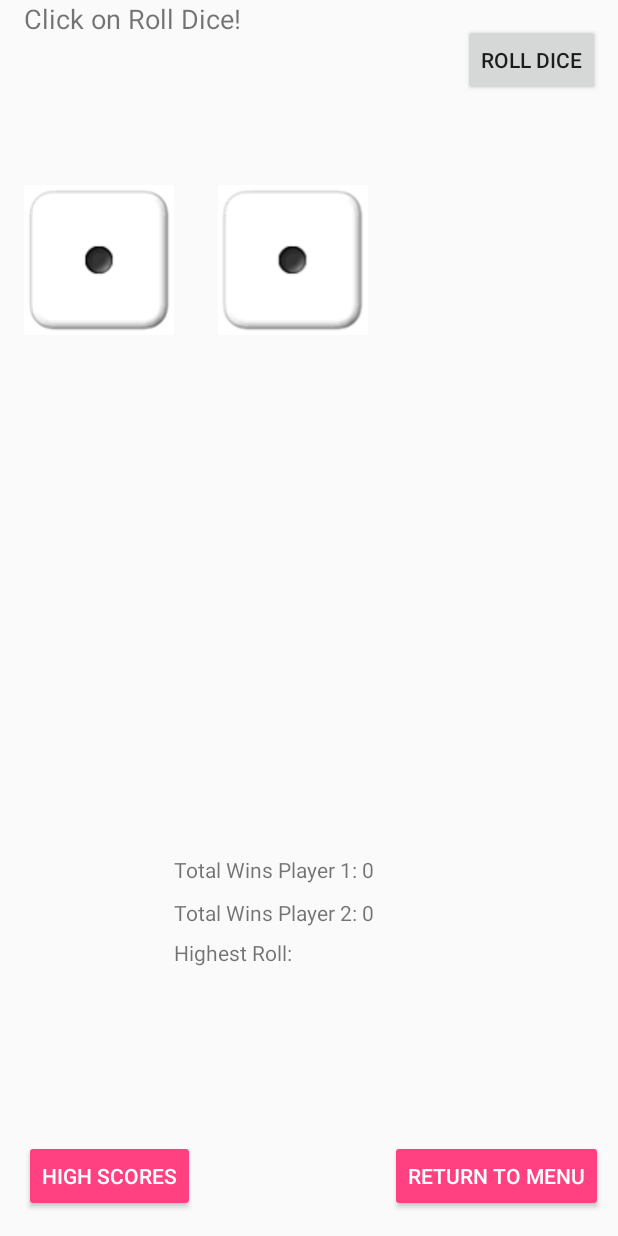
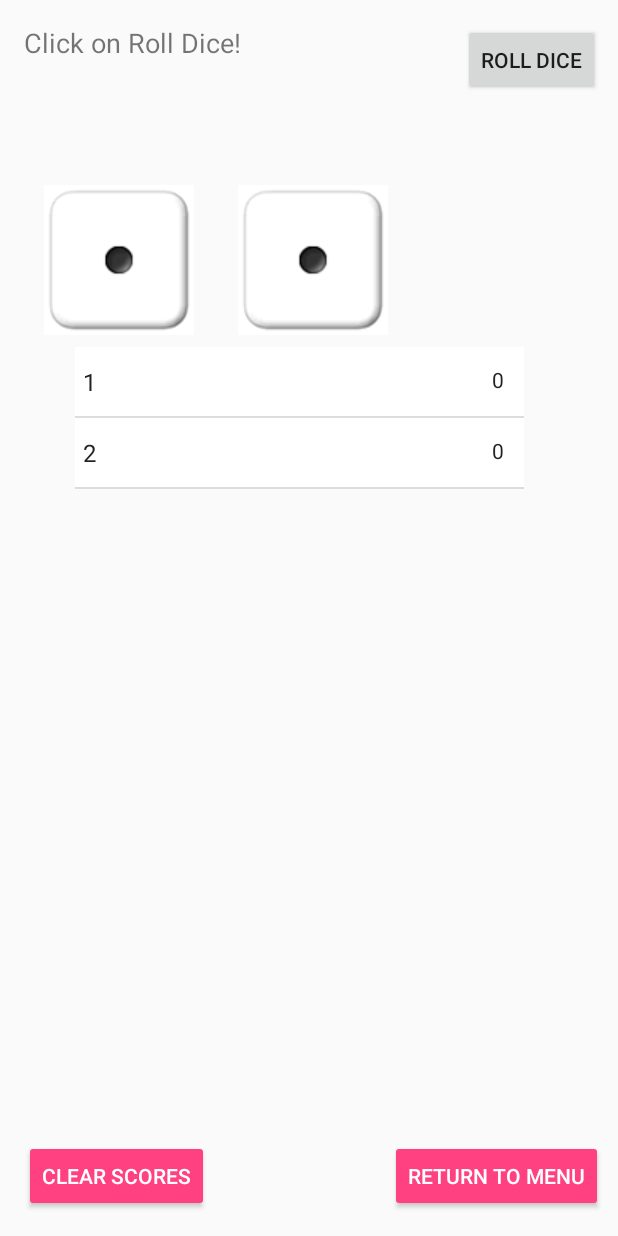
Before and after one commit to RyanBiggs/android-dice-game, an Android app: the screen it shows after launch (GameActivity), after a tap on "START GAME", on a phone screen of 412 x 824 dp. Run offline under Robolectric (Android 15) with nearby library versions, the phone set to English and light mode, and no system bars.

Commit message:
Inserted Database - List View breaks on update

```diff
--- /dev/null
+++ b/DiceGame/app/src/main/java/com/ryantryanb/coursework2_6048/dicegame/DiceSQLiteOpenHelper.java
@@ -0,0 +1,63 @@
+package com.ryantryanb.coursework2_6048.dicegame;
+
+import android.content.ContentValues;
+import android.content.Context;
+import android.database.Cursor;
+import android.database.sqlite.SQLiteDatabase;
+import android.database.sqlite.SQLiteOpenHelper;
+
+import com.ryantryanb.coursework2_6048.dicegame.model.Scores;
+
+import java.util.LinkedList;
+import java.util.List;
+
+/**
+ * SQLite Database Helper Class
+ */
+
+public class DiceSQLiteOpenHelper extends SQLiteOpenHelper {
+    private static final int DATABASE_VERSION = 1;
+    private static final String DATABASE_NAME = "ScoreBoard";
+
+    public DiceSQLiteOpenHelper(Context context) {
+        super(context, DATABASE_NAME, null, DATABASE_VERSION);
+    }
+
+    @Override
+    public void onCreate(SQLiteDatabase myDB) {
+        myDB.execSQL("CREATE TABLE IF NOT EXISTS scores (player TEXT, score INT)");    // if it crashes get rid of if not exists
+    }
+
+    @Override
+    public void onUpgrade(SQLiteDatabase myDB, int oldVersion, int newVersion) {
+        myDB.execSQL("DROP TABLE IF EXISTS scores");
+    }
+
+    public List<Scores> getScores() {
+        SQLiteDatabase myDB = this.getReadableDatabase();
+
+        List<Scores> scores = new LinkedList<Scores>();
+
+        Cursor c = myDB.rawQuery("SELECT * FROM scores", null);
+
+        while (c.moveToNext()) {
+            scores.add(new Scores(c.getString(0), c.getInt(1)));
+        }
+
+        return scores;
+    }
+
+    public void insertScores(Scores scores) {
+        SQLiteDatabase myDB = this.getWritableDatabase();
+
+        ContentValues cv = new ContentValues();
+
+        cv.put("player", scores.getPlayer());
+        cv.put("score", scores.getScore());
+
+        myDB.insert("scores", null, cv);
+        myDB.close();
+    }
+
+
+}
--- a/DiceGame/app/src/main/java/com/ryantryanb/coursework2_6048/dicegame/GameActivity.java
+++ b/DiceGame/app/src/main/java/com/ryantryanb/coursework2_6048/dicegame/GameActivity.java
@@ -2,7 +2,8 @@ package com.ryantryanb.coursework2_6048.dicegame;
 
 import android.animation.AnimatorSet;
 import android.animation.ObjectAnimator;
-import android.content.Intent;
+import android.database.Cursor;
+import android.database.sqlite.SQLiteDatabase;
 import android.graphics.drawable.Drawable;
 import android.support.v7.app.AppCompatActivity;
 import android.os.Bundle;
@@ -11,16 +12,27 @@ import android.view.animation.Animation;
 import android.view.animation.AnimationUtils;
 import android.widget.Button;
 import android.widget.ImageView;
+import android.widget.ListView;
 import android.widget.TextView;
 
+
+import com.ryantryanb.coursework2_6048.dicegame.adapter.CustomListAdapter;
+import com.ryantryanb.coursework2_6048.dicegame.model.Scores;
+
+import java.util.ArrayList;
+import java.util.LinkedList;
+import java.util.List;
 import java.util.Random;
 
 public class GameActivity extends AppCompatActivity
 {
     public static final Random RANDOM = new Random();
-
+    private DiceSQLiteOpenHelper dsoh;
+    private List<Scores> scoresList = new ArrayList<Scores>();
+    private ListView listView;
+    private CustomListAdapter adapter;
     private Button rollDice;
-    private Button highScores;
+    private Button clearScores;
     private Button returnToMenu;
 
     private ImageView diceImage1;
@@ -30,17 +42,11 @@ public class GameActivity extends AppCompatActivity
 
     private static int player = 1;
 
-    // TODO
-    //************************
-    // SET UP FOR HIGH SCORES
-    //************************
-    private TextView highScoresTest1;
-    private TextView highScoresTest2;
-    private TextView highestRollText;
-    private int totalWinsPlayer1;
-    private int TotalWinsPlayer2;
+
+
     private int currentRoll = 0;
     private int highestRoll = 0;
+
     //************************
 
     public static int randomDiceValue()
@@ -48,13 +54,27 @@ public class GameActivity extends AppCompatActivity
         return RANDOM.nextInt(6) + 1;
     }
 
+
+
     @Override
     protected void onCreate(Bundle savedInstanceState)
     {
         super.onCreate(savedInstanceState);
         setContentView(R.layout.activity_game);
+        //****************
+        //Insert data into columns
+        dsoh = new DiceSQLiteOpenHelper(this);
 
-        highScores = findViewById(R.id.btHighScores);
+        if(dsoh.getScores().size() == 0) {
+            dsoh.insertScores(new Scores("1", 0));
+            dsoh.insertScores(new Scores("2", 0));
+        }
+        //*******************
+
+
+        setupList();
+
+        clearScores = findViewById(R.id.btClearScores);
         returnToMenu = findViewById(R.id.btReturnMenu);
         rollDice = findViewById(R.id.btRollDice);
 
@@ -62,34 +82,40 @@ public class GameActivity extends AppCompatActivity
         diceImage2 = findViewById(R.id.diceImage2);
         textDisplay = findViewById(R.id.textDisplay);
 
-        // TODO
-        //************************
-        // SET UP FOR HIGH SCORES
-        //************************
-        highScoresTest1 = findViewById(R.id.highScoresTest1);
-        highScoresTest2 = findViewById(R.id.highScoresTest2);
-        highestRollText = findViewById(R.id.highestRollText);
+        //*****************************
+
+
+
+
         //************************
 
-        onClickHighScores();
+        //onClickHighScores();
         onClickReturnMenu();
         onClickRollDice();
     }
 
+
+    protected void onResume() {
+        super.onResume();
+
+        if (listView!= null) {
+            listView.invalidateViews();
+        }
+        adapter.notifyDataSetChanged();
+    }
+//todo add clear score functionality********* Need to remove the high score activity (not sure why i havent yet tbh), sort out the button name and stuff too, last thing on my list!
+
     //***********************************************
     // On click event handler for high scores button
     //***********************************************
-    private void onClickHighScores()
-    {
-        highScores.setOnClickListener(new View.OnClickListener()
-        {
-            @Override
-            public void onClick(View view)
-            {
-                launchHighScoresActivity();
-            }
-        });
-    }
+  // private void onClickHighScores()
+  // {
+  //     highScores.setOnClickListener(new View.OnClickListener()
+  //     {
+  //         @Override
+  //
+  //     });
+  // }
 
     //**************************************************
     // On click event handler for return to menu button
@@ -122,14 +148,43 @@ public class GameActivity extends AppCompatActivity
         });
     }
 
-    //*******************************************
-    // Intent for changing to HighScoresActivity
-    //*******************************************
-    private void launchHighScoresActivity()
-    {
-        Intent intent = new Intent(this, HighScoresActivity.class);
-        startActivity(intent);
+    //Update player one score upon win
+    //fixme It makes the list disappear when they win, need to fix
+    public void playerOneWins() {
+
+        SQLiteDatabase myDB = dsoh.getWritableDatabase();
+
+        myDB.execSQL("UPDATE scores SET score = score + 1 WHERE player = 1");
+
+        myDB.close();
+        adapter.refreshList(scoresList);
+
     }
+
+    //Populate the listView
+    public void setupList() {
+        listView = (ListView) findViewById(R.id.list);
+        adapter = new CustomListAdapter(this, scoresList);
+        listView.setAdapter(adapter);
+
+        SQLiteDatabase myDB = dsoh.getReadableDatabase();
+
+        Cursor cursor = myDB.rawQuery("SELECT * FROM scores", null);
+
+        if (cursor.moveToFirst()) {
+
+            while (!cursor.isAfterLast()) {
+                Scores scores = new Scores();
+                scores.setPlayer(cursor.getString(0));
+                scores.setScore(cursor.getInt(1));
+
+                scoresList.add(scores);
+                cursor.moveToNext();
+            }
+        }
+        adapter.notifyDataSetChanged();
+    }
+
 
     //*************************************
     // Handles functionality for dice game
@@ -315,38 +370,25 @@ public class GameActivity extends AppCompatActivity
 
             //TODO: Wait for 150 milliseconds
 
-            // TODO
-            //************************
-            // SET UP FOR HIGH SCORES
-            //************************
-            if ((dice1 + dice2) > currentRoll)
-            {
-                highestRoll = dice1 + dice2;
-            }
+            // TODO making it so it increments the score when a win occurs
 
-            currentRoll = dice1 + dice2;
+                if ((dice1 + dice2) > currentRoll) {
+                    highestRoll = dice1 + dice2;
+                }
 
-            if (player == 1)
-            {
-                totalWinsPlayer1++;
+                currentRoll = dice1 + dice2;
 
-                highScoresTest1.setText("Total Wins Player 1: " + totalWinsPlayer1);
+                if (player == 1) {
 
-                if (highestRoll >= currentRoll)
-                {
-                    highestRollText.setText("Highest Roll: " + highestRoll + ". By Player 1");
+                    playerOneWins();
+
+
                 }
-            }
-            else {
-                TotalWinsPlayer2++;
-
-                highScoresTest2.setText("Total Wins Player 2: " + TotalWinsPlayer2);
-
-                if (highestRoll >= currentRoll)
-                {
-                    highestRollText.setText("Highest Roll: " + highestRoll + ". By Player 2");
+                else {
+                    //todo player 2 win
+                    //player 1 for testing purposes for now
+                    playerOneWins();
                 }
-            }
         }
     }
 }
--- a/DiceGame/app/src/main/java/com/ryantryanb/coursework2_6048/dicegame/HighScoresActivity.java
+++ b/DiceGame/app/src/main/java/com/ryantryanb/coursework2_6048/dicegame/HighScoresActivity.java
@@ -4,7 +4,7 @@ import android.support.v7.app.AppCompatActivity;
 import android.os.Bundle;
 import android.view.View;
 import android.widget.Button;
-
+//todo remove this activity
 public class HighScoresActivity extends AppCompatActivity
 {
     private Button rtn;
--- /dev/null
+++ b/DiceGame/app/src/main/java/com/ryantryanb/coursework2_6048/dicegame/adapter/CustomListAdapter.java
@@ -0,0 +1,91 @@
+package com.ryantryanb.coursework2_6048.dicegame.adapter;
+
+import android.content.Context;
+import android.view.LayoutInflater;
+import android.view.View;
+import android.view.ViewGroup;
+import android.widget.BaseAdapter;
+import android.widget.TextView;
+
+import com.ryantryanb.coursework2_6048.dicegame.R;
+import com.ryantryanb.coursework2_6048.dicegame.model.Scores;
+
+import java.util.List;
+
+/**
+ * Custom List Adapter for GameActivity List View
+ */
+
+
+
+public class CustomListAdapter extends BaseAdapter {
+
+    private Context mContext;
+    private LayoutInflater inflater;
+    private List<Scores> scoresScores;
+
+
+
+    public CustomListAdapter(Context context, List<Scores> scoresScores) {
+        this.mContext = context;
+        this.scoresScores = scoresScores;
+
+    }
+
+    @Override
+    public int getCount() {
+        return scoresScores.size();
+    }
+
+    @Override
+    public Object getItem(int location) {
+        return scoresScores.get(location);
+    }
+
+    @Override
+    public long getItemId(int position) {
+        return position;
+    }
+
+    public void refreshList(List<Scores> scoresScores) {
+        this.scoresScores.clear();
+        this.scoresScores.addAll(scoresScores);
+        notifyDataSetChanged();
+    }
+
+    @Override
+    public View getView(int position, View scoreView, ViewGroup parent) {
+        ViewHolder holder;
+        if (inflater == null) {
+            inflater = (LayoutInflater) mContext.getSystemService(Context.LAYOUT_INFLATER_SERVICE);
+        }
+        if (scoreView == null) {
+
+            scoreView = inflater.inflate(R.layout.list_row, parent, false);
+            holder = new ViewHolder();
+            holder.player = (TextView) scoreView.findViewById(R.id.player);
+            holder.score = (TextView) scoreView.findViewById(R.id.score);
+
+            scoreView.setTag(holder);
+
+        } else {
+            holder = (ViewHolder) scoreView.getTag();
+        }
+
+        final Scores m = scoresScores.get(position);
+        holder.player.setText(m.getPlayer());
+        holder.score.setText(String.valueOf(m.getScore()));
+
+        return scoreView;
+    }
+
+
+
+    static class ViewHolder {
+
+        TextView player;
+        TextView score;
+
+    }
+
+}
--- /dev/null
+++ b/DiceGame/app/src/main/java/com/ryantryanb/coursework2_6048/dicegame/model/Scores.java
@@ -0,0 +1,40 @@
+package com.ryantryanb.coursework2_6048.dicegame.model;
+
+/**
+ * Plain old java object
+ *
+ * Scores Model
+ */
+
+public class Scores {
+
+
+    private String player;
+    private int score;
+
+    public Scores() {
+    }
+
+    public Scores(String player, int score) {
+
+        this.player = player;
+        this.score = score;
+
+    }
+
+    public String getPlayer() {
+        return player;
+    }
+
+    public void setPlayer(String player) {
+        this.player = player;
+    }
+
+    public int getScore() {
+        return score;
+    }
+
+    public void setScore(int score) {
+        this.score = score;
+    }
+}
--- a/DiceGame/app/src/main/res/layout/activity_game.xml
+++ b/DiceGame/app/src/main/res/layout/activity_game.xml
@@ -7,29 +7,6 @@
     tools:context="com.ryantryanb.coursework2_6048.dicegame.GameActivity"
     tools:layout_editor_absoluteY="25dp"
     tools:layout_editor_absoluteX="0dp">
-
-    <TextView
-        android:id="@+id/highScoresTest2"
-        android:layout_width="wrap_content"
-        android:layout_height="wrap_content"
-        android:layout_marginBottom="206dp"
-        android:layout_marginStart="116dp"
-        android:text="Total Wins Player 2: 0 "
-        app:layout_constraintBottom_toBottomOf="parent"
-        app:layout_constraintLeft_toLeftOf="parent"
-        tools:layout_constraintBottom_creator="1"
-        tools:layout_constraintLeft_creator="1" />
-
-    <TextView
-        android:id="@+id/highestRollText"
-        android:layout_width="wrap_content"
-        android:layout_height="wrap_content"
-        android:text="Highest Roll: "
-        tools:layout_constraintTop_creator="1"
-        android:layout_marginTop="7dp"
-        app:layout_constraintTop_toBottomOf="@+id/highScoresTest2"
-        tools:layout_constraintLeft_creator="1"
-        app:layout_constraintLeft_toLeftOf="@+id/highScoresTest2" />
 
     <Button
         android:id="@+id/btReturnMenu"
@@ -47,17 +24,17 @@
         android:layout_marginBottom="16dp" />
 
     <Button
-        android:id="@+id/btHighScores"
+        android:id="@+id/btClearScores"
         style="@style/Widget.AppCompat.Button.Colored"
         android:layout_width="wrap_content"
         android:layout_height="wrap_content"
+        android:layout_marginBottom="16dp"
         android:layout_marginStart="16dp"
-        android:text="@string/btn_high_scores"
+        android:text="Clear Scores"
+        app:layout_constraintBottom_toBottomOf="parent"
+        app:layout_constraintLeft_toLeftOf="parent"
         tools:layout_constraintBottom_creator="1"
-        app:layout_constraintBottom_toBottomOf="parent"
-        tools:layout_constraintLeft_creator="1"
-        android:layout_marginBottom="16dp"
-        app:layout_constraintLeft_toLeftOf="parent" />
+        tools:layout_constraintLeft_creator="1" />
 
     <Button
         android:id="@+id/btRollDice"
@@ -79,14 +56,19 @@
         android:layout_alignParentTop="true"
         android:src="@drawable/one"
         android:contentDescription="Dice 1"
-        app:layout_constraintRight_toLeftOf="@+id/highScoresTest1"
         tools:layout_constraintTop_creator="1"
         tools:layout_constraintRight_creator="1"
         tools:layout_constraintBottom_creator="1"
         app:layout_constraintBottom_toBottomOf="@+id/diceImage2"
         tools:layout_constraintLeft_creator="1"
-        app:layout_constraintLeft_toLeftOf="@+id/textDisplay"
-        app:layout_constraintTop_toTopOf="@+id/diceImage2" />
+        app:layout_constraintLeft_toLeftOf="parent"
+        app:layout_constraintTop_toTopOf="@+id/diceImage2"
+        android:layout_marginLeft="8dp"
+        app:layout_constraintVertical_bias="1.0"
+        app:layout_constraintRight_toLeftOf="@+id/diceImage2"
+        android:layout_marginRight="8dp"
+        android:layout_marginStart="8dp"
+        android:layout_marginEnd="8dp" />
 
     <ImageView
         android:id="@+id/diceImage2"
@@ -116,18 +98,24 @@
         tools:layout_constraintTop_creator="1"
         tools:layout_constraintLeft_creator="1"
         app:layout_constraintLeft_toLeftOf="parent"
-        app:layout_constraintTop_toTopOf="parent" />
+        app:layout_constraintTop_toTopOf="parent"
+        android:layout_marginLeft="16dp"
+        android:layout_marginTop="16dp" />
 
-    <TextView
-        android:id="@+id/highScoresTest1"
-        android:layout_width="wrap_content"
-        android:layout_height="wrap_content"
-        android:layout_marginBottom="9dp"
-        android:text="Total Wins Player 1: 0 "
-        app:layout_constraintBottom_toTopOf="@+id/highScoresTest2"
-        app:layout_constraintLeft_toLeftOf="@+id/highScoresTest2"
-        app:layout_constraintRight_toRightOf="@+id/highScoresTest2"
-        tools:layout_constraintBottom_creator="1"
-        tools:layout_constraintLeft_creator="1"
-        tools:layout_constraintRight_creator="1" />
+    <ListView
+
+        android:id="@+id/list"
+        android:layout_width="299dp"
+        android:layout_height="122dp"
+        android:layout_marginBottom="8dp"
+        android:layout_marginLeft="32dp"
+        android:layout_marginRight="8dp"
+        android:layout_marginTop="8dp"
+        app:layout_constraintBottom_toTopOf="@+id/btHighScores"
+        app:layout_constraintHorizontal_bias="0.244"
+        app:layout_constraintLeft_toLeftOf="parent"
+        app:layout_constraintRight_toRightOf="parent"
+        app:layout_constraintTop_toBottomOf="@+id/diceImage2"
+        app:layout_constraintVertical_bias="0.598" />
+
 </android.support.constraint.ConstraintLayout>
--- /dev/null
+++ b/DiceGame/app/src/main/res/layout/list_row.xml
@@ -0,0 +1,32 @@
+<?xml version="1.0" encoding="utf-8"?>
+<RelativeLayout xmlns:android="http://schemas.android.com/apk/res/android"
+    android:layout_width="fill_parent"
+    android:layout_height="wrap_content"
+    android:background="#ffffff"
+    android:paddingTop="12dp"
+    android:paddingBottom="12dp"
+    android:paddingRight="5dp"
+    android:paddingLeft="5dp"
+    android:descendantFocusability="blocksDescendants">
+
+
+
+    <TextView
+        android:id="@+id/player"
+        android:layout_width="wrap_content"
+        android:layout_height="wrap_content"
+        android:layout_alignParentLeft="true"
+        android:textSize="16dp"
+        android:textColor="#222222"/>
+
+    <TextView
+        android:id="@+id/score"
+        android:layout_width="wrap_content"
+        android:layout_height="wrap_content"
+        android:layout_alignParentRight="true"
+        android:layout_marginRight="8dp"
+        android:textSize="14dp"
+        android:textColor="#222222"/>
+
+
+</RelativeLayout>
```
Also changed, not shown: 1 other file.
